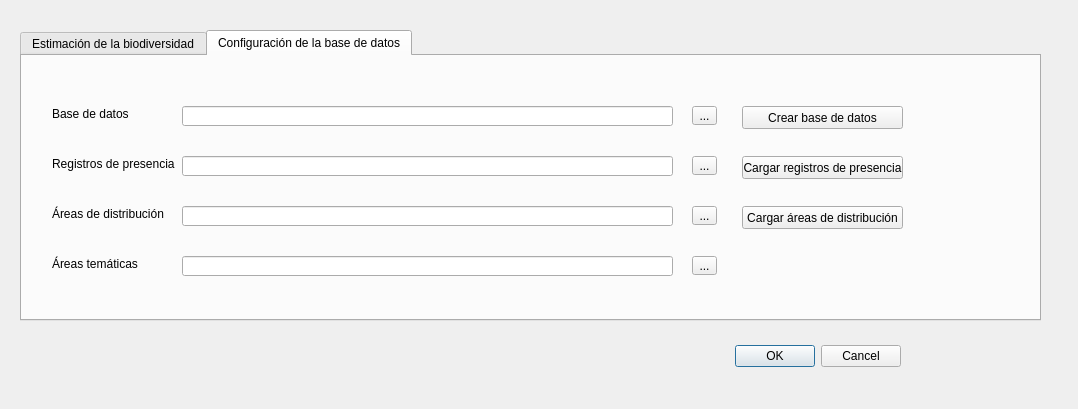
Qt form estimacion_biodiversidad_dialog_base.ui (estimacion-biodiversidad/estimacion-biodiversidad-qgis-plugin) before a commit.
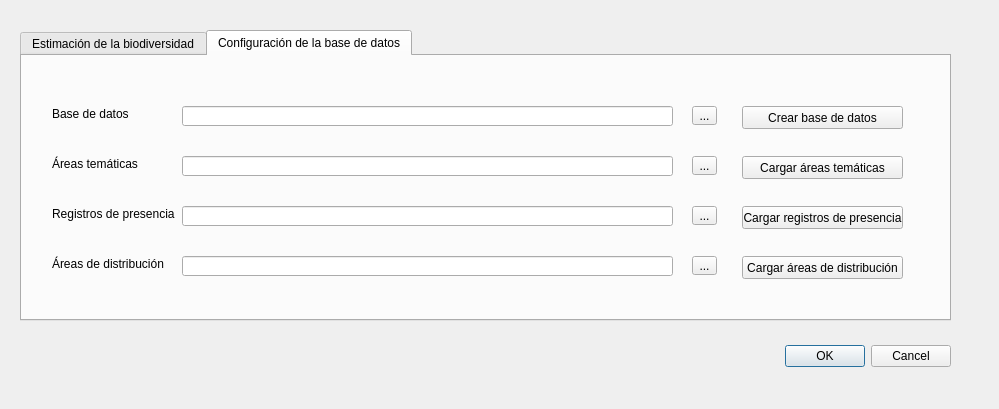
The same form after that commit.

Commit message: Add button to load thematic area records

```diff
--- a/estimacion_biodiversidad_dialog_base.ui
+++ b/estimacion_biodiversidad_dialog_base.ui
@@ -6,7 +6,7 @@
    <rect>
     <x>0</x>
     <y>0</y>
-    <width>1078</width>
+    <width>999</width>
     <height>409</height>
    </rect>
   </property>
@@ -16,7 +16,7 @@
   <widget class="QDialogButtonBox" name="button_box">
    <property name="geometry">
     <rect>
-     <x>560</x>
+     <x>610</x>
      <y>340</y>
      <width>341</width>
      <height>32</height>
@@ -34,7 +34,7 @@
     <rect>
      <x>20</x>
      <y>30</y>
-     <width>1021</width>
+     <width>931</width>
      <height>291</height>
     </rect>
    </property>
@@ -90,7 +90,7 @@
      <property name="geometry">
       <rect>
        <x>30</x>
-       <y>100</y>
+       <y>150</y>
        <width>131</width>
        <height>16</height>
       </rect>
@@ -103,7 +103,7 @@
      <property name="geometry">
       <rect>
        <x>160</x>
-       <y>100</y>
+       <y>150</y>
        <width>491</width>
        <height>20</height>
       </rect>
@@ -113,7 +113,7 @@
      <property name="geometry">
       <rect>
        <x>670</x>
-       <y>100</y>
+       <y>150</y>
        <width>25</width>
        <height>19</height>
       </rect>
@@ -126,7 +126,7 @@
      <property name="geometry">
       <rect>
        <x>30</x>
-       <y>200</y>
+       <y>100</y>
        <width>131</width>
        <height>16</height>
       </rect>
@@ -139,7 +139,7 @@
      <property name="geometry">
       <rect>
        <x>160</x>
-       <y>200</y>
+       <y>100</y>
        <width>491</width>
        <height>20</height>
       </rect>
@@ -149,7 +149,7 @@
      <property name="geometry">
       <rect>
        <x>670</x>
-       <y>200</y>
+       <y>100</y>
        <width>25</width>
        <height>19</height>
       </rect>
@@ -175,7 +175,7 @@
      <property name="geometry">
       <rect>
        <x>720</x>
-       <y>100</y>
+       <y>150</y>
        <width>161</width>
        <height>23</height>
       </rect>
@@ -188,7 +188,7 @@
      <property name="geometry">
       <rect>
        <x>30</x>
-       <y>150</y>
+       <y>200</y>
        <width>131</width>
        <height>16</height>
       </rect>
@@ -201,7 +201,7 @@
      <property name="geometry">
       <rect>
        <x>160</x>
-       <y>150</y>
+       <y>200</y>
        <width>491</width>
        <height>20</height>
       </rect>
@@ -211,7 +211,7 @@
      <property name="geometry">
       <rect>
        <x>670</x>
-       <y>150</y>
+       <y>200</y>
        <width>25</width>
        <height>19</height>
       </rect>
@@ -224,7 +224,7 @@
      <property name="geometry">
       <rect>
        <x>720</x>
-       <y>150</y>
+       <y>200</y>
        <width>161</width>
        <height>23</height>
       </rect>
@@ -233,6 +233,19 @@
       <string>Cargar áreas de distribución</string>
      </property>
     </widget>
+    <widget class="QPushButton" name="pb_loadInThematicAreaFile">
+     <property name="geometry">
+      <rect>
+       <x>720</x>
+       <y>100</y>
+       <width>161</width>
+       <height>23</height>
+      </rect>
+     </property>
+     <property name="text">
+      <string>Cargar áreas temáticas</string>
+     </property>
+    </widget>
    </widget>
   </widget>
  </widget>
```
The commit also changes 1 other file.
